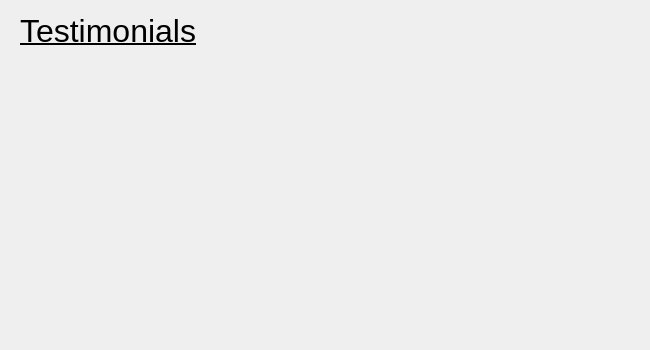
Qt form testimonials.ui (MuffinSmith/ProjectThinggy) before a commit.
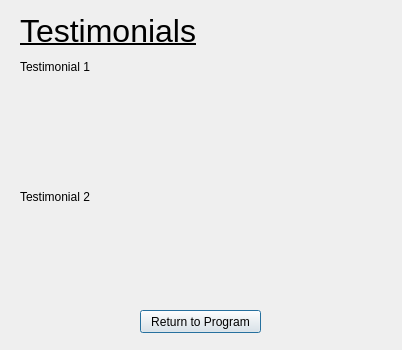
The same form after that commit.

```diff
--- a/testimonials.ui
+++ b/testimonials.ui
@@ -6,7 +6,7 @@
    <rect>
     <x>0</x>
     <y>0</y>
-    <width>650</width>
+    <width>402</width>
     <height>350</height>
    </rect>
   </property>
@@ -32,6 +32,51 @@
     <string>Testimonials</string>
    </property>
   </widget>
+  <widget class="QLabel" name="label_2">
+   <property name="geometry">
+    <rect>
+     <x>20</x>
+     <y>60</y>
+     <width>361</width>
+     <height>101</height>
+    </rect>
+   </property>
+   <property name="text">
+    <string>Testimonial 1</string>
+   </property>
+   <property name="alignment">
+    <set>Qt::AlignLeading|Qt::AlignLeft|Qt::AlignTop</set>
+   </property>
+  </widget>
+  <widget class="QLabel" name="label_3">
+   <property name="geometry">
+    <rect>
+     <x>20</x>
+     <y>190</y>
+     <width>361</width>
+     <height>91</height>
+    </rect>
+   </property>
+   <property name="text">
+    <string>Testimonial 2</string>
+   </property>
+   <property name="alignment">
+    <set>Qt::AlignLeading|Qt::AlignLeft|Qt::AlignTop</set>
+   </property>
+  </widget>
+  <widget class="QPushButton" name="pushButton">
+   <property name="geometry">
+    <rect>
+     <x>140</x>
+     <y>310</y>
+     <width>121</width>
+     <height>23</height>
+    </rect>
+   </property>
+   <property name="text">
+    <string>Return to Program</string>
+   </property>
+  </widget>
  </widget>
  <resources/>
  <connections/>
```
